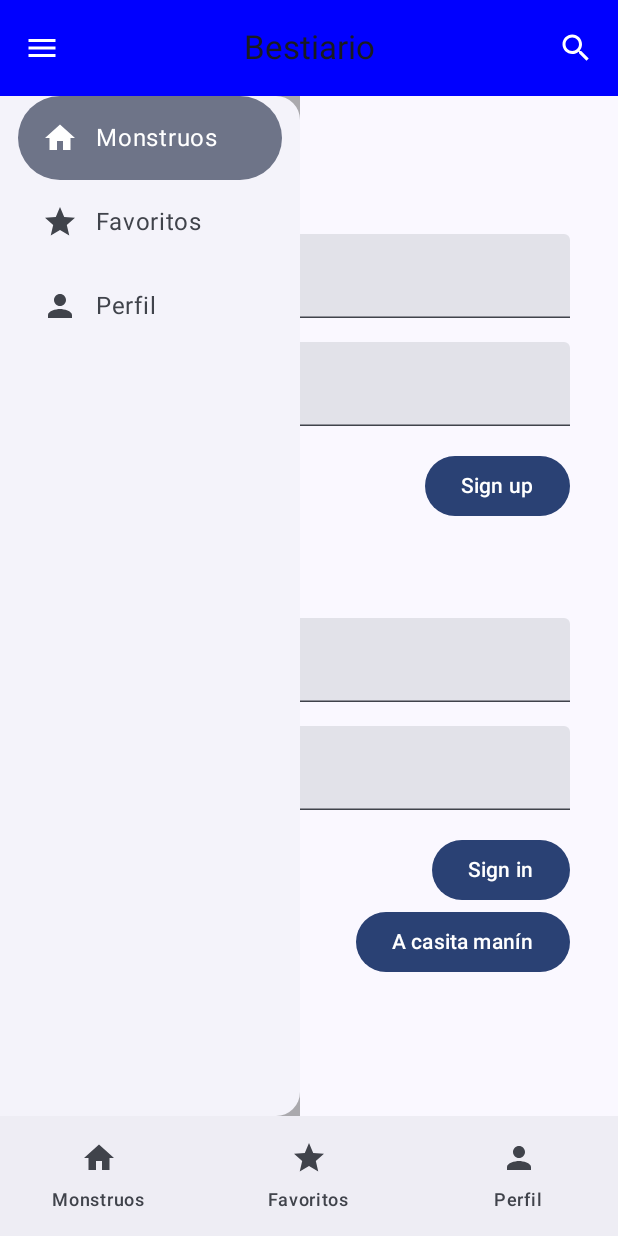
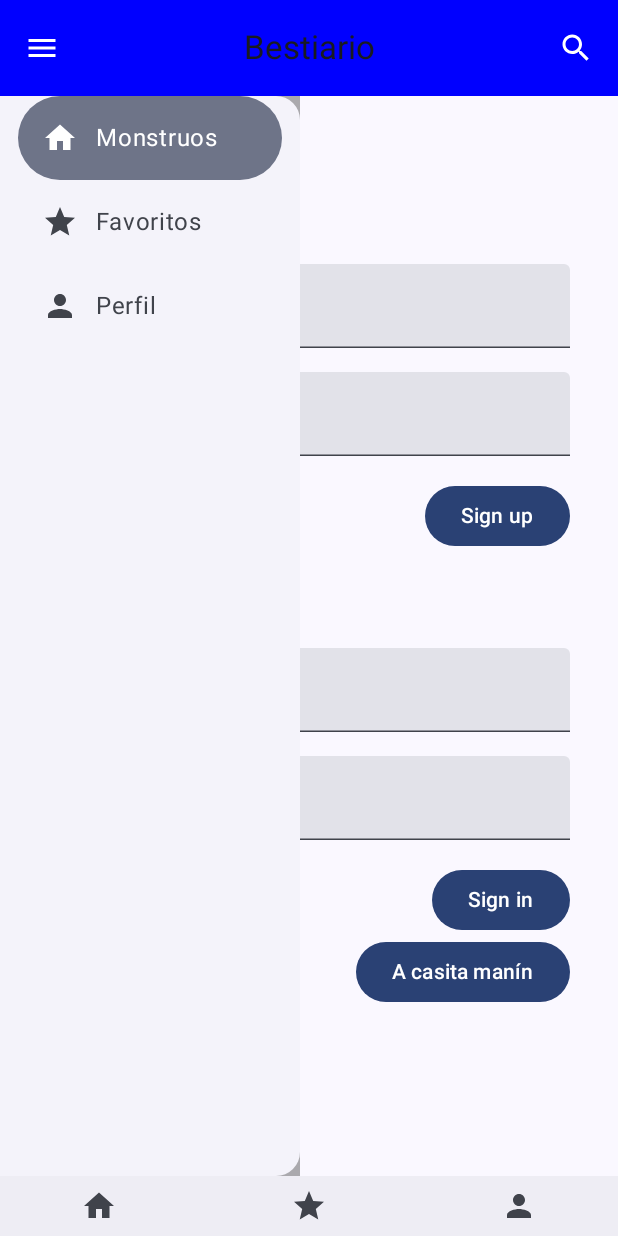
Before and after one commit to Lunkberjack/Bestiario-DQ-App, an Android app built with Jetpack Compose: the screen it shows after launch (MainActivity), on a phone screen of 412 x 824 dp. Run offline under Robolectric (Android 15) with nearby library versions, the phone set to English and light mode, and no system bars; our stand-ins replace Dagger/Hilt's generated code.

Commit message:
Fuentes, barra chiquita 👍

```diff
--- a/app/src/main/java/com/example/bestiario_dq_app/ui/bestiario/componentes/BottomBar.kt
+++ b/app/src/main/java/com/example/bestiario_dq_app/ui/bestiario/componentes/BottomBar.kt
@@ -1,17 +1,22 @@
 package com.example.bestiario_dq_app.ui.bestiario.componentes
 
 import androidx.compose.foundation.layout.RowScope
+import androidx.compose.foundation.layout.height
 import androidx.compose.material3.Icon
 import androidx.compose.material3.NavigationBar
 import androidx.compose.material3.NavigationBarItem
 import androidx.compose.material3.Text
 import androidx.compose.runtime.Composable
 import androidx.compose.runtime.getValue
+import androidx.compose.ui.Modifier
+import androidx.compose.ui.text.font.FontWeight
+import androidx.compose.ui.unit.dp
 import androidx.navigation.NavDestination
 import androidx.navigation.NavDestination.Companion.hierarchy
 import androidx.navigation.NavGraph.Companion.findStartDestination
 import androidx.navigation.NavHostController
 import androidx.navigation.compose.currentBackStackEntryAsState
+import com.example.bestiario_dq_app.ui.theme.manrope
 
 @Composable
 fun BottomBar(
@@ -19,7 +24,7 @@ fun BottomBar(
     screens: List<BottomBarScreen>,
     currentDestination: NavDestination?
 ) {
-    NavigationBar {
+    NavigationBar(modifier = Modifier.height(40.dp)) {
         screens.forEach { screen ->
             AddItem(
                 screen = screen,
@@ -36,10 +41,7 @@ fun RowScope.AddItem(
     currentDestination: NavDestination?,
     navController: NavHostController
 ) {
-    NavigationBarItem (
-        label = {
-            Text(text = screen.title)
-        },
+    NavigationBarItem(
         icon = {
             Icon(
                 imageVector = screen.icon,
--- a/app/src/main/java/com/example/bestiario_dq_app/ui/bestiario/componentes/CartaMonstruo.kt
+++ b/app/src/main/java/com/example/bestiario_dq_app/ui/bestiario/componentes/CartaMonstruo.kt
@@ -22,9 +22,11 @@ import androidx.compose.ui.Modifier
 import androidx.compose.ui.draw.clip
 import androidx.compose.ui.graphics.Color
 import androidx.compose.ui.graphics.asImageBitmap
+import androidx.compose.ui.text.font.FontWeight
 import androidx.compose.ui.unit.dp
 import androidx.compose.ui.unit.sp
 import com.example.bestiario_dq_app.data.remote.responses.Monstruo
+import com.example.bestiario_dq_app.ui.theme.manrope
 import com.example.bestiario_dq_app.utils.base64ToBitmap
 
 /**
@@ -60,9 +62,9 @@ fun CartaMonstruo(monstruo: Monstruo) {
                     .weight(0.5f)
                     .padding(end = 20.dp), horizontalAlignment = Alignment.End
             ) {
-                Text(text = monstruo.nombre, fontSize = 30.sp)
+                Text(text = monstruo.nombre, fontSize = 28.sp, fontFamily = manrope, fontWeight = FontWeight.ExtraBold)
                 //Text(text = "#${monstruo.id}")
-                Text(text = "#000")
+                Text(text = "#000", fontFamily = manrope, fontWeight = FontWeight.Light)
                 Spacer(Modifier.height(20.dp))
                 Icon(
                     imageVector = Icons.Outlined.Star,
```
Also changed, not shown: app/src/main/java/com/example/bestiario_dq_app/ui/theme/Font.kt (added, +16 -0 lines), app/src/main/res/font/manropebold.ttf (added), app/src/main/res/font/manropeextrabold.ttf (added), app/src/main/res/font/manropeextralight.ttf (added), app/src/main/res/font/manropelight.ttf (added), app/src/main/res/font/manropemedium.ttf (added), app/src/main/res/font/manroperegular.ttf (added), app/src/main/res/font/manropesemibold.ttf (added).
